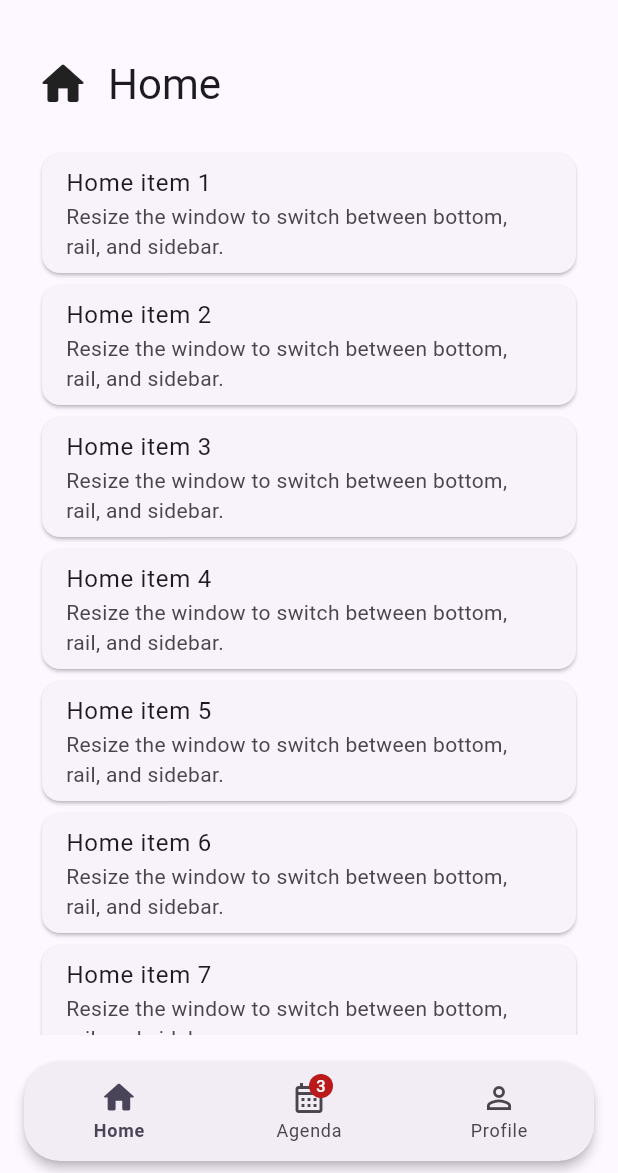
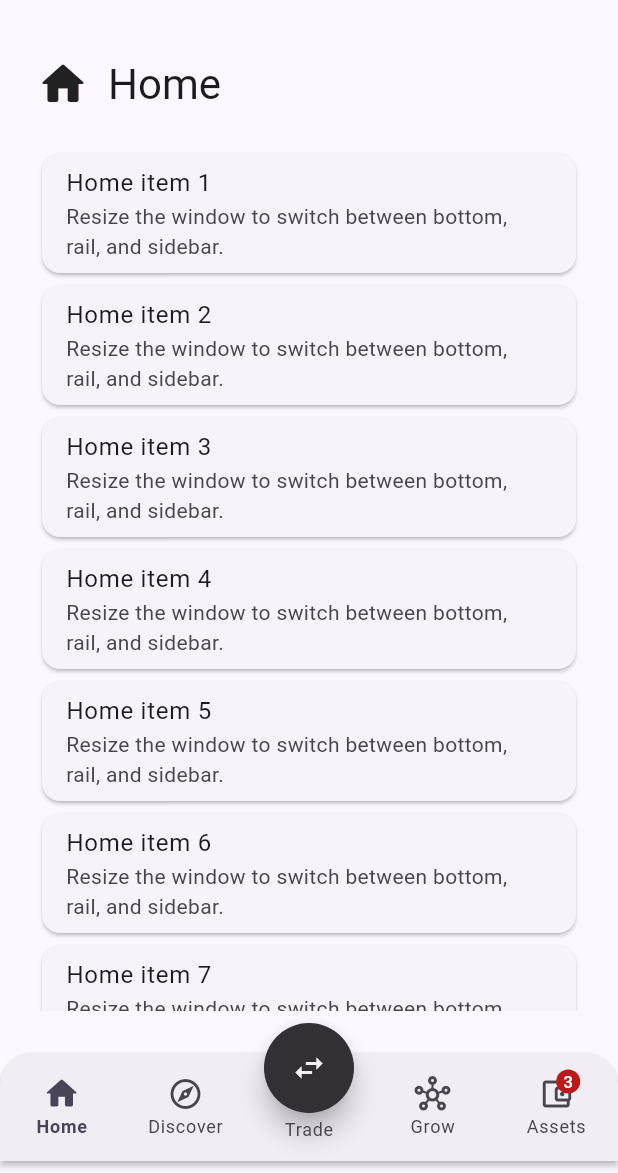
Before and after one commit to devs-flutter-plugin/adaptative_nav_bar, a Flutter app: the screen it shows after launch, on a phone screen of 412 x 824 dp, the part 63-1236 px from its top. Run offline on Flutter 3.47's test engine with Material 3 defaults, Android fonts, the phone set to English and light mode, and no system bars; our stand-ins replace go_router, material_ui.

Commit message:
example: showcase five-tab raised center navigation

```diff
--- a/example/lib/main.dart
+++ b/example/lib/main.dart
@@ -17,40 +17,27 @@ final GoRouter _router = GoRouter(
             return DemoShell(navigationShell: navigationShell);
           },
       branches: <StatefulShellBranch>[
-        StatefulShellBranch(
-          routes: <RouteBase>[
-            GoRoute(
-              path: '/home',
-              builder: (BuildContext context, GoRouterState state) =>
-                  const DemoPage(title: 'Home', icon: Icons.home_rounded),
-            ),
-          ],
-        ),
-        StatefulShellBranch(
-          routes: <RouteBase>[
-            GoRoute(
-              path: '/appointments',
-              builder: (BuildContext context, GoRouterState state) =>
-                  const DemoPage(
-                    title: 'Appointments',
-                    icon: Icons.calendar_month_rounded,
-                  ),
-            ),
-          ],
-        ),
-        StatefulShellBranch(
-          routes: <RouteBase>[
-            GoRoute(
-              path: '/profile',
-              builder: (BuildContext context, GoRouterState state) =>
-                  const DemoPage(title: 'Profile', icon: Icons.person_rounded),
-            ),
-          ],
-        ),
+        _branch('/home', 'Home', Icons.home_rounded),
+        _branch('/discover', 'Discover', Icons.explore_rounded),
+        _branch('/trade', 'Trade', Icons.swap_horiz_rounded),
+        _branch('/grow', 'Grow', Icons.hub_rounded),
+        _branch('/assets', 'Assets', Icons.account_balance_wallet_rounded),
       ],
     ),
   ],
 );
+
+StatefulShellBranch _branch(String path, String title, IconData icon) {
+  return StatefulShellBranch(
+    routes: <RouteBase>[
+      GoRoute(
+        path: path,
+        builder: (BuildContext context, GoRouterState state) =>
+            DemoPage(title: title, icon: icon),
+      ),
+    ],
+  );
+}
 
 class ExampleApp extends StatelessWidget {
   const ExampleApp({super.key});
@@ -81,7 +68,7 @@ class DemoShell extends StatefulWidget {
 
 class _DemoShellState extends State<DemoShell> {
   final AdaptiveNavController _controller = AdaptiveNavController();
-  AdaptiveBottomNavStyle _bottomStyle = AdaptiveBottomNavStyle.floating;
+  AdaptiveBottomNavStyle _bottomStyle = AdaptiveBottomNavStyle.centerRaised;
 
   static const List<AdaptiveNavDestination> _destinations =
       <AdaptiveNavDestination>[
@@ -91,15 +78,25 @@ class _DemoShellState extends State<DemoShell> {
           label: 'Home',
         ),
         AdaptiveNavDestination(
-          icon: Icon(Icons.calendar_month_outlined),
-          selectedIcon: Icon(Icons.calendar_month_rounded),
-          label: 'Agenda',
-          badge: Text('3'),
+          icon: Icon(Icons.explore_outlined),
+          selectedIcon: Icon(Icons.explore_rounded),
+          label: 'Discover',
         ),
         AdaptiveNavDestination(
-          icon: Icon(Icons.person_outline),
-          selectedIcon: Icon(Icons.person_rounded),
-          label: 'Profile',
+          icon: Icon(Icons.swap_horiz_outlined),
+          selectedIcon: Icon(Icons.swap_horiz_rounded),
+          label: 'Trade',
+        ),
+        AdaptiveNavDestination(
+          icon: Icon(Icons.hub_outlined),
+          selectedIcon: Icon(Icons.hub_rounded),
+          label: 'Grow',
+        ),
+        AdaptiveNavDestination(
+          icon: Icon(Icons.account_balance_wallet_outlined),
+          selectedIcon: Icon(Icons.account_balance_wallet_rounded),
+          label: 'Assets',
+          badge: Text('3'),
         ),
       ];
 
@@ -148,6 +145,14 @@ class _DemoShellState extends State<DemoShell> {
         compact: AdaptiveNavPresentation.bottom(
           bottomStyle: _bottomStyle,
           maxWidth: 520,
+          raisedItem: _bottomStyle == AdaptiveBottomNavStyle.centerRaised
+              ? const AdaptiveRaisedNavItem(
+                  index: 2,
+                  size: 60,
+                  offset: 20,
+                  elevation: 7,
+                )
+              : null,
         ),
         medium: const AdaptiveNavPresentation.rail(
           railStyle: AdaptiveRailStyle.indicator,
```
